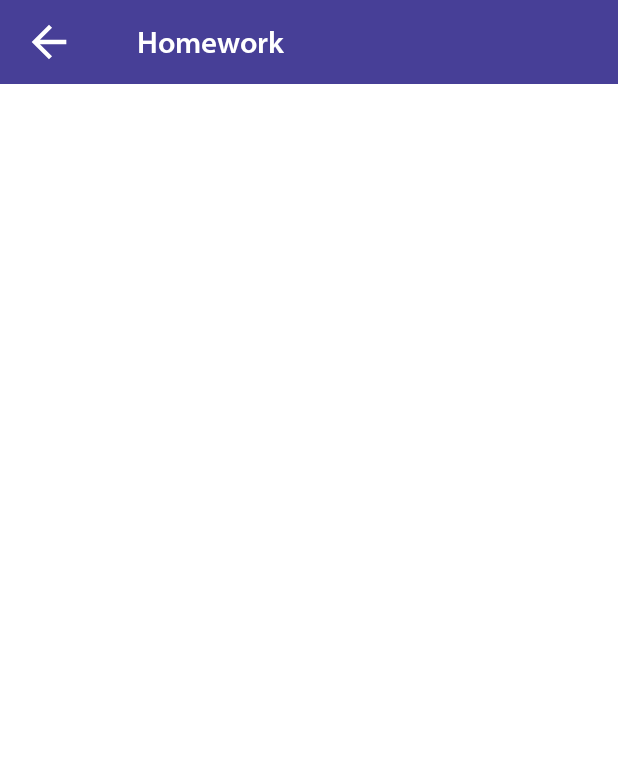
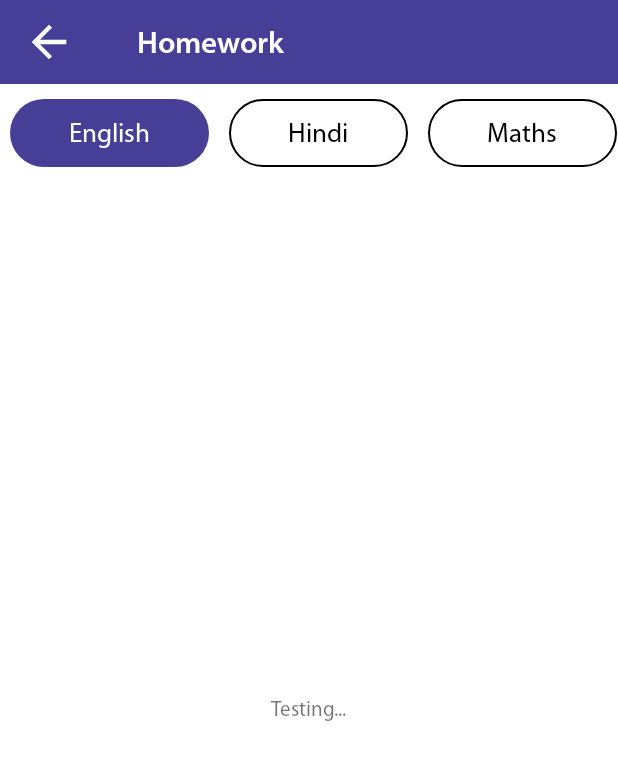
Before and after one commit to ivishnusaini/Edulexa, an Android app: the HomeworkStudentActivity screen opened directly, with no data from a screen before it, on a phone screen of 412 x 824 dp. Shown: the top 760 px of the screen. Run offline under Robolectric (Android 15) with nearby library versions, the phone set to English and light mode, and no system bars; our stand-ins replace sdp/ssp sizes.

Commit message:
1. Homework student create dynamic tab and viewpager

```diff
--- /dev/null
+++ b/app/src/main/java/com/edulexa/activity/student/homework/ViewpagerModel.kt
@@ -0,0 +1,24 @@
+package com.edulexa.activity.student.homework
+
+class ViewpagerModel(name:String,selectFlag:Boolean) {
+    var name:String? = null
+    var selectFlag:Boolean? = false
+    init {
+        this.name = name
+        this.selectFlag = selectFlag
+    }
+    fun getTabName(): String? {
+        return name
+    }
+
+    fun setTabName(name:String) {
+        this.name = name
+    }
+    fun getSelectStatus(): Boolean? {
+        return selectFlag
+    }
+
+    fun setSelectStatus(selectFlag:Boolean) {
+        this.selectFlag = selectFlag
+    }
+}
--- a/app/src/main/java/com/edulexa/activity/student/homework/activity/HomeworkStudentActivity.kt
+++ b/app/src/main/java/com/edulexa/activity/student/homework/activity/HomeworkStudentActivity.kt
@@ -4,31 +4,88 @@ import android.app.Activity
 import android.os.Bundle
 import android.view.View
 import androidx.appcompat.app.AppCompatActivity
+import androidx.lifecycle.ViewModel
+import androidx.recyclerview.widget.LinearLayoutManager
+import androidx.recyclerview.widget.RecyclerView
+import androidx.viewpager.widget.ViewPager
 import com.edulexa.R
+import com.edulexa.activity.student.homework.ViewpagerModel
+import com.edulexa.activity.student.homework.adapter.HomeworkTabAdapter
+import com.edulexa.activity.student.homework.adapter.ViewpagerAdapter
 import com.edulexa.databinding.ActivityHomeworkStudentBinding
 
 class HomeworkStudentActivity : AppCompatActivity(), View.OnClickListener {
     var mActivity: Activity? = null
     var binding: ActivityHomeworkStudentBinding? = null
+    private var tabNameList: List<ViewpagerModel>? = ArrayList()
+    var homeworkTabAdapter: HomeworkTabAdapter? = null
     override fun onCreate(savedInstanceState: Bundle?) {
         super.onCreate(savedInstanceState)
         binding = ActivityHomeworkStudentBinding.inflate(layoutInflater)
         setContentView(binding!!.root)
         init()
     }
+
     private fun init() {
         mActivity = this
         setUpClickListener()
         setUpTabLayoutData()
+        setUpViewPager()
     }
-    private fun setUpClickListener(){
+
+    private fun setUpClickListener() {
         binding!!.ivBack.setOnClickListener(this)
     }
-    private fun setUpTabLayoutData(){
-        for (i in 0 until 10) {
-            binding!!.tabLayoutHomework.setTag("Test")
-        }
+
+    private fun setUpTabLayoutData() {
+        binding!!.recyclerViewTabHomework.layoutManager =
+            LinearLayoutManager(mActivity!!, RecyclerView.HORIZONTAL, false)
+        (tabNameList as ArrayList<ViewpagerModel>).clear()
+        (tabNameList as ArrayList<ViewpagerModel>).add(ViewpagerModel("English", true))
+        (tabNameList as ArrayList<ViewpagerModel>).add(ViewpagerModel("Hindi", false))
+        (tabNameList as ArrayList<ViewpagerModel>).add(ViewpagerModel("Maths", false))
+        (tabNameList as ArrayList<ViewpagerModel>).add(ViewpagerModel("Science", false))
+        (tabNameList as ArrayList<ViewpagerModel>).add(ViewpagerModel("Social Science", false))
+        (tabNameList as ArrayList<ViewpagerModel>).add(ViewpagerModel("Sanskrit", false))
+        homeworkTabAdapter = HomeworkTabAdapter(mActivity!!, tabNameList)
+        binding!!.recyclerViewTabHomework.adapter = homeworkTabAdapter
     }
+
+    private fun setUpViewPager() {
+        binding!!.viewPagerHomework.adapter =
+            ViewpagerAdapter(supportFragmentManager, tabNameList!!.size)
+        binding!!.viewPagerHomework.addOnPageChangeListener(object :
+            ViewPager.OnPageChangeListener {
+            override fun onPageScrolled(
+                position: Int,
+                positionOffset: Float,
+                positionOffsetPixels: Int
+            ) {
+
+            }
+
+            override fun onPageSelected(position: Int) {
+                for (model in tabNameList!!) {
+                    model.setSelectStatus(false)
+                }
+                tabNameList!!.get(position).setSelectStatus(true)
+                if (homeworkTabAdapter != null) {
+                    homeworkTabAdapter!!.updateList(tabNameList)
+                    binding!!.recyclerViewTabHomework.layoutManager!!.scrollToPosition(position)
+                }
+            }
+
+            override fun onPageScrollStateChanged(state: Int) {
+
+            }
+
+        })
+    }
+
+    fun setViewPagerFromTabClick(position: Int) {
+        binding!!.viewPagerHomework.setCurrentItem(position)
+    }
+
     override fun onClick(view: View?) {
         val id = view!!.id
         if (id == R.id.iv_back)
--- /dev/null
+++ b/app/src/main/java/com/edulexa/activity/student/homework/adapter/HomeworkTabAdapter.kt
@@ -0,0 +1,92 @@
+package com.edulexa.activity.student.homework.adapter
+
+import android.annotation.SuppressLint
+import android.app.Activity
+import android.view.LayoutInflater
+import android.view.View
+import android.view.ViewGroup
+import android.widget.TextView
+import androidx.core.content.ContextCompat
+import androidx.recyclerview.widget.RecyclerView
+import com.edulexa.R
+import com.edulexa.activity.student.homework.ViewpagerModel
+import com.edulexa.activity.student.homework.activity.HomeworkStudentActivity
+
+class HomeworkTabAdapter(context: Activity, list: List<ViewpagerModel>?) :
+    RecyclerView.Adapter<HomeworkTabAdapter.ViewHolder>() {
+    var context: Activity? = null
+    var list: List<ViewpagerModel>? = null
+
+    init {
+        this.context = context
+        this.list = list
+    }
+
+    @SuppressLint("NotifyDataSetChanged")
+    fun updateList(list: List<ViewpagerModel>?) {
+        this.list = list
+        notifyDataSetChanged()
+    }
+
+    override fun onCreateViewHolder(
+        parent: ViewGroup,
+        viewType: Int
+    ): ViewHolder {
+        val itemView: View =
+            LayoutInflater.from(parent.context)
+                .inflate(R.layout.item_student_homework_tab, parent, false)
+        return ViewHolder(itemView)
+    }
+
+    override fun onBindViewHolder(
+        viewHolder: ViewHolder,
+        @SuppressLint("RecyclerView") position: Int
+    ) {
+        try {
+            viewHolder.tvTabName!!.text = list!!.get(position).getTabName()
+            if (list!!.get(position).getSelectStatus()!!) {
+                viewHolder.tvTabName!!.setBackgroundResource(R.drawable.bg_button_25)
+                viewHolder.tvTabName!!.setTextColor(
+                    ContextCompat.getColor(
+                        context!!,
+                        R.color.white
+                    )
+                )
+                (context as HomeworkStudentActivity).setViewPagerFromTabClick(position)
+            } else {
+                viewHolder.tvTabName!!.setBackgroundResource(R.drawable.edit_text_bg_25)
+                viewHolder.tvTabName!!.setTextColor(
+                    ContextCompat.getColor(
+                        context!!,
+                        R.color.primaray_text_color
+                    )
+                )
+            }
+            viewHolder.itemView.setOnClickListener(object : View.OnClickListener {
+                @SuppressLint("NotifyDataSetChanged")
+                override fun onClick(p0: View?) {
+                    for (model in list!!) {
+                        model.setSelectStatus(false)
+                    }
+                    list!!.get(position).setSelectStatus(true)
+                    notifyDataSetChanged()
+                }
+
+            })
+        } catch (e: Exception) {
+            e.printStackTrace()
+        }
+    }
+
+    override fun getItemCount(): Int {
+        return list!!.size;
+    }
+
+    class ViewHolder(itemView: View) : RecyclerView.ViewHolder(itemView) {
+        var tvTabName: TextView? = null
+
+        init {
+            tvTabName = itemView.findViewById(R.id.tv_homework_tab_name)
+        }
+    }
+}
--- /dev/null
+++ b/app/src/main/java/com/edulexa/activity/student/homework/adapter/ViewpagerAdapter.kt
@@ -0,0 +1,21 @@
+package com.edulexa.activity.student.homework.adapter
+
+import androidx.fragment.app.Fragment
+import androidx.fragment.app.FragmentManager
+import androidx.fragment.app.FragmentPagerAdapter
+import com.edulexa.activity.student.homework.fragment.ViewpagerFragment
+
+class ViewpagerAdapter(fragmentManager: FragmentManager,size:Int) : FragmentPagerAdapter(fragmentManager) {
+
+    var size : Int? = null
+    init {
+        this.size= size
+    }
+    override fun getCount(): Int {
+        return size!!;
+    }
+
+    override fun getItem(position: Int): Fragment {
+        return ViewpagerFragment()
+    }
+}
--- /dev/null
+++ b/app/src/main/java/com/edulexa/activity/student/homework/fragment/ViewpagerFragment.kt
@@ -0,0 +1,41 @@
+package com.edulexa.activity.student.homework.fragment
+
+import android.annotation.SuppressLint
+import android.app.Activity
+import android.os.Bundle
+import android.view.LayoutInflater
+import android.view.View
+import android.view.ViewGroup
+import androidx.fragment.app.Fragment
+import com.edulexa.databinding.FragmentHomeworkViewpagerStudentBinding
+
+class ViewpagerFragment : Fragment() {
+    var binding: FragmentHomeworkViewpagerStudentBinding? = null
+    var mActivity: Activity? = null
+    var rootView: View? = null
+
+    companion object {
+        @SuppressLint("StaticFieldLeak")
+        var fragment: ViewpagerFragment? = null
+        fun newInstance(): ViewpagerFragment? {
+            fragment = ViewpagerFragment()
+            return fragment
+        }
+
+        fun getInstance(): ViewpagerFragment? {
+            return if (fragment == null) ViewpagerFragment() else fragment
+        }
+    }
+    override fun onCreateView(
+        inflater: LayoutInflater, container: ViewGroup?,
+        savedInstanceState: Bundle?
+    ): View? {
+        binding = FragmentHomeworkViewpagerStudentBinding.inflate(layoutInflater)
+        rootView = binding!!.root
+        init()
+        return rootView
+    }
+    private fun init(){
+        mActivity = activity
+    }
+}
--- a/app/src/main/res/layout/activity_homework_student.xml
+++ b/app/src/main/res/layout/activity_homework_student.xml
@@ -31,11 +31,13 @@
 
     </RelativeLayout>
 
-    <TableLayout
-        android:id="@+id/tab_layout_homework"
+
+
+    <androidx.recyclerview.widget.RecyclerView
+        android:id="@+id/recycler_view_tab_homework"
         android:layout_width="match_parent"
-        android:layout_height="@dimen/_40sdp" />
-
+        android:layout_height="@dimen/_50sdp"
+        android:layout_gravity="center_vertical"/>
 
     <androidx.viewpager.widget.ViewPager
         android:id="@+id/view_pager_homework"
--- /dev/null
+++ b/app/src/main/res/layout/fragment_homework_viewpager_student.xml
@@ -0,0 +1,13 @@
+<?xml version="1.0" encoding="utf-8"?>
+<RelativeLayout xmlns:android="http://schemas.android.com/apk/res/android"
+    android:layout_width="match_parent"
+    android:layout_height="match_parent">
+
+
+    <com.agot.views.RegularTextView
+        android:layout_width="wrap_content"
+        android:layout_height="wrap_content"
+        android:text="Testing..."
+        android:layout_centerInParent="true"/>
+
+</RelativeLayout>
--- /dev/null
+++ b/app/src/main/res/layout/item_student_homework_tab.xml
@@ -0,0 +1,23 @@
+<?xml version="1.0" encoding="utf-8"?>
+<RelativeLayout xmlns:android="http://schemas.android.com/apk/res/android"
+    android:layout_width="wrap_content"
+    android:layout_height="@dimen/_50sdp"
+    android:layout_marginStart="@dimen/_5sdp"
+    android:layout_marginEnd="@dimen/_5sdp">
+
+    <com.agot.views.RegularTextView
+        android:id="@+id/tv_homework_tab_name"
+        android:layout_width="wrap_content"
+        android:layout_height="@dimen/_35sdp"
+        android:layout_gravity="center_horizontal"
+        android:background="@drawable/edit_text_bg_25"
+        android:gravity="center"
+        android:layout_centerVertical="true"
+        android:paddingStart="@dimen/_30sdp"
+        android:paddingEnd="@dimen/_30sdp"
+        android:text="@string/app_name"
+        android:textColor="@color/primaray_text_color"
+        android:textSize="@dimen/_14ssp" />
+
+
+</RelativeLayout>
```
